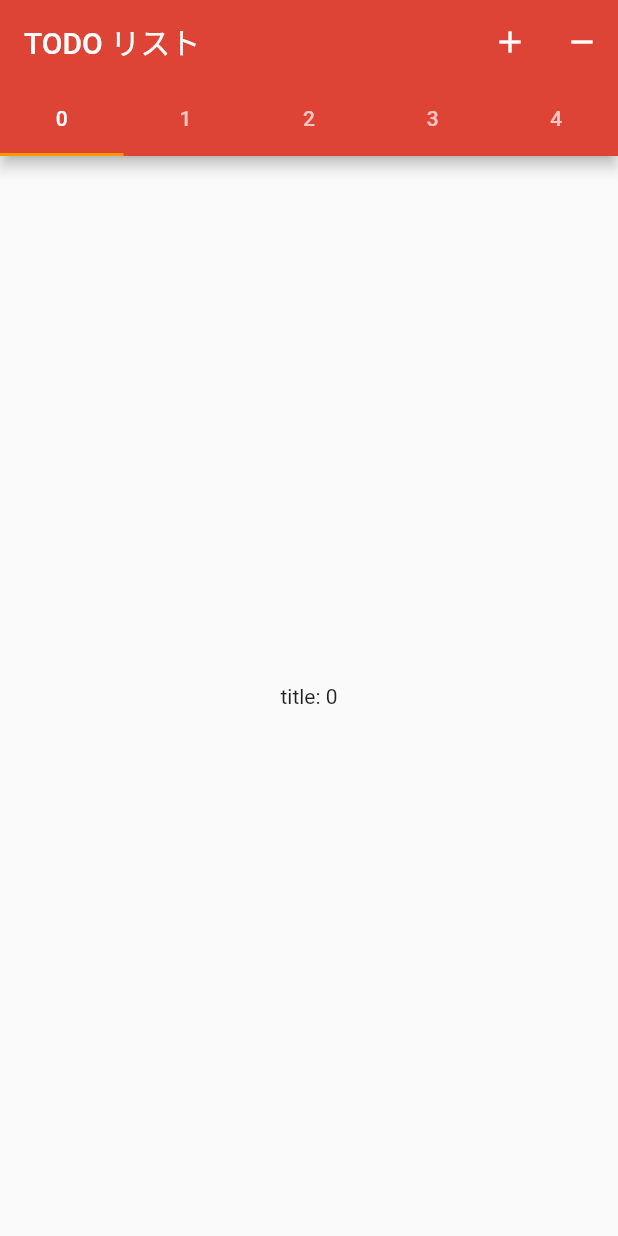
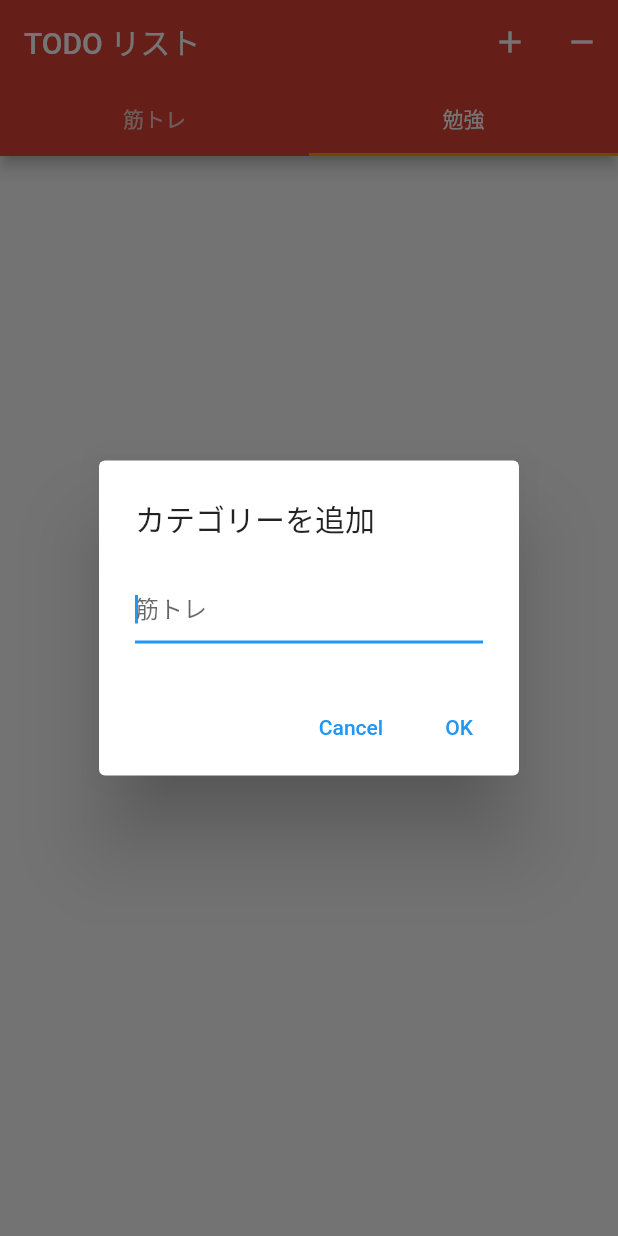
Before and after one commit to TTTTk84/Simple-TodoApp, a Flutter app: the screen it shows after launch, tab 2 chosen, after a tap on the "add" icon, on a phone screen of 412 x 824 dp. Run offline on Flutter 3.47's test engine with Material 2 defaults, Android fonts, the phone set to English and light mode, and no system bars.

Commit message:
[Add] ダイアログ処理

```diff
--- /dev/null
+++ b/lib/widgets/add_filter_dialog.dart
@@ -0,0 +1,46 @@
+import 'package:flutter/material.dart';
+import 'package:provider/provider.dart';
+import 'package:todo_app/viewmodel/filters_notifier.dart';
+import 'package:todo_app/models/todofilter.dart';
+
+class AddFilterDialog extends StatefulWidget {
+
+  @override
+  _AddFilterDialog createState() => _AddFilterDialog();
+}
+
+class _AddFilterDialog extends State<AddFilterDialog> {
+  final dataTextController = TextEditingController();
+
+  @override
+  Widget build(BuildContext context){
+    MaterialLocalizations localizations = MaterialLocalizations.of(context);
+    final List<Widget> actions = [
+      TextButton(
+        onPressed: () => Navigator.pop(context),
+        child: Text(localizations.cancelButtonLabel),
+      ),
+      TextButton(
+        onPressed: () {
+          Navigator.pop<String>(context, dataTextController.text);
+        },
+        child: Text(localizations.okButtonLabel),
+      ),
+    ];
+
+    final AlertDialog dialog = AlertDialog(
+      title: Text("カテゴリーを追加"),
+      content: TextField(
+        controller: dataTextController,
+        decoration: InputDecoration(
+          hintText: "筋トレ",
+        ),
+        autofocus: true,
+        keyboardType: TextInputType.number,
+      ),
+      actions: actions,
+    );
+
+    return dialog;
+  }
+}
--- a/lib/widgets/homepage.dart
+++ b/lib/widgets/homepage.dart
@@ -3,7 +3,10 @@ import 'package:flutter/material.dart';
 import 'package:provider/provider.dart';
 import 'package:todo_app/models/todofilter.dart';
 import 'package:todo_app/viewmodel/filters_notifier.dart';
+import 'package:todo_app/widgets/add_filter_dialog.dart';
 import 'package:todo_app/widgets/todolist.dart';
+
+import '../models/todofilter.dart';
 
 class HomePage extends StatefulWidget {
   @override
@@ -24,10 +27,10 @@ class _HomePageState extends State<HomePage> with TickerProviderStateMixin {
     return _todoWidgets;
   }
 
-  List<Tab> getTabs(int count) {
+  List<Tab> getTabs(List<TodoFilter> filters) {
     _tabs.clear();
-    for (int i = 0; i < count; i++) {
-      _tabs.add(Tab(text: "$i"));
+    for (TodoFilter f in filters) {
+      _tabs.add(Tab(text: "${f.title}"));
     }
     return _tabs;
   }
@@ -36,15 +39,15 @@ class _HomePageState extends State<HomePage> with TickerProviderStateMixin {
     return TabController(length: _tabs.length, vsync: this);
   }
 
-  void _addAnotherTab() {
-    _tabs = getTabs(_tabs.length + 1);
+  void _addAnotherTab(List<TodoFilter> filters) {
+    _tabs = getTabs(filters);
     _tabController.index = 0;
     _tabController = getTabController();
     _updatePage();
   }
 
-  void _removeTab() {
-    _tabs = getTabs(_tabs.length - 1);
+  void _removeTab(List<TodoFilter> filters) {
+    _tabs = getTabs(filters);
     _tabController.index = 0;
     _tabController = getTabController();
     _updatePage();
@@ -56,7 +59,7 @@ class _HomePageState extends State<HomePage> with TickerProviderStateMixin {
 
   @override
   void initState() {
-    _tabs = getTabs(_limitCount);
+    _tabs = getTabs(Provider.of<FiltersNotifier>(context, listen: false).itemsFilter);
     _tabController = TabController(length: _tabs.length, vsync: this);
     super.initState();
   }
@@ -69,7 +72,7 @@ class _HomePageState extends State<HomePage> with TickerProviderStateMixin {
 
   @override
   Widget build(BuildContext context) {
-    // var filters = Provider.of<FiltersNotifier>(context);
+    var filters = Provider.of<FiltersNotifier>(context);
 
     return Scaffold(
       appBar: AppBar(
@@ -77,11 +80,26 @@ class _HomePageState extends State<HomePage> with TickerProviderStateMixin {
         actions: <Widget>[
           IconButton(
             icon: Icon(Icons.add),
-            onPressed: _addAnotherTab,
+            onPressed: () async {
+              String result = await showDialog(
+                context: context,
+                builder: (BuildContext context){
+                  return AddFilterDialog();
+                },
+              );
+              filters.createNewFilter(
+                TodoFilter(
+                  id: DateTime.now().toString(),
+                  title: result,
+                ),
+              );
+              var f = filters.itemsFilter.last;
+              print("test: ${f.title}");
+            },
           ),
           IconButton(
             icon: Icon(Icons.remove),
-            onPressed: _removeTab,
+            onPressed: () => _removeTab(filters.itemsFilter),
           ),
         ],
         bottom: TabBar(
```
Also changed, not shown: lib/widgets/remove_filter_dialog.dart (added), 1 other file.
